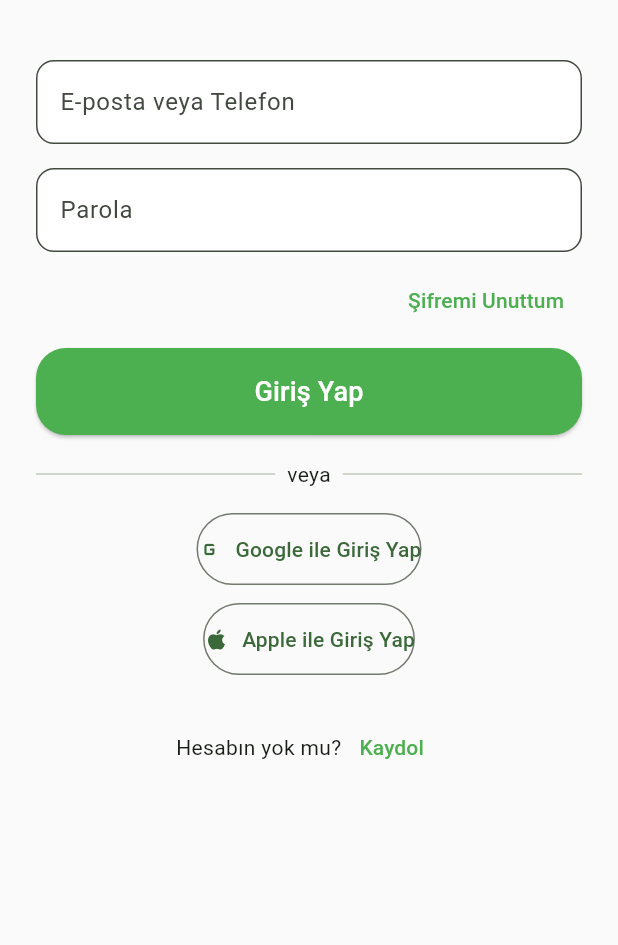
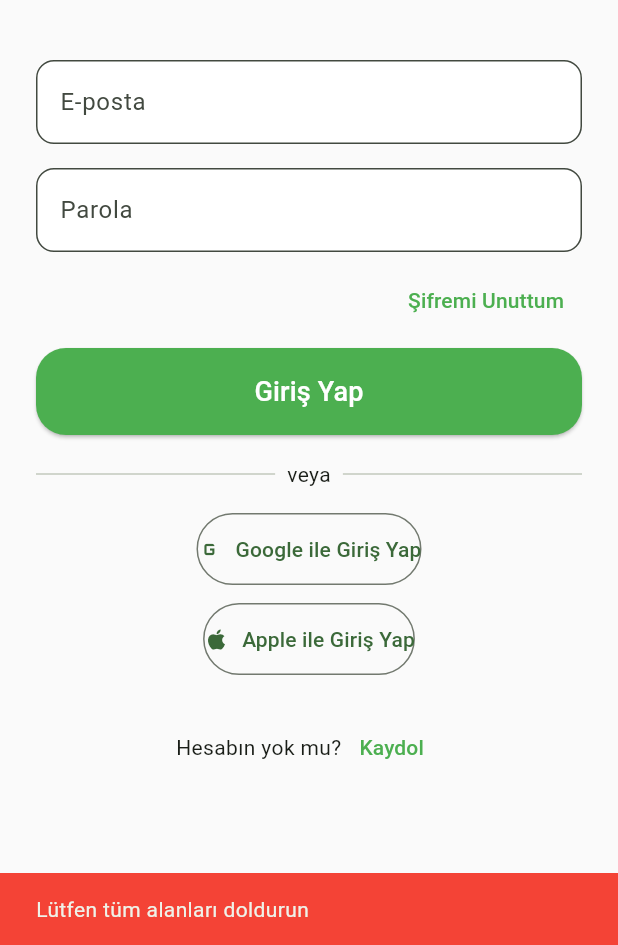
Before and after one commit to gangofthreee/tarladan, a Flutter app: the LoginPage screen opened by its route, after a tap on "Giriş Yap", on a phone screen of 412 x 824 dp, the part 291-1236 px from its top. Run offline on Flutter 3.47's test engine with Material 3 defaults, Android fonts, the phone set to English and light mode, and no system bars; our stand-ins replace image_picker.

Commit message:
login API is connected

```diff
--- a/frontend/lib/config/api_config.dart
+++ b/frontend/lib/config/api_config.dart
@@ -1,28 +1,29 @@
-import 'dart:io';
-import 'package:flutter/foundation.dart';
-
 class ApiConfig {
   static String get baseUrl {
+    // Demo için tüm platformlarda aynı IP kullan
+    return 'http://172.20.10.2:8080';
+
     // Web platform kontrolü
-    if (kIsWeb) {
-      return 'http://localhost:8080';
-    }
+    // if (kIsWeb) {
+    //   return 'http://localhost:8080';
+    // }
 
     // Android emulator
-    if (Platform.isAndroid) {
-      return 'http://10.0.2.2:8080';
-    }
+    // if (Platform.isAndroid) {
+    //   return 'http://10.0.2.2:8080';
+    // }
 
     // iOS simulator veya macOS
-    if (Platform.isIOS || Platform.isMacOS) {
-      return 'http://localhost:8080';
-    }
+    // if (Platform.isIOS || Platform.isMacOS) {
+    //   return 'http://localhost:8080';
+    // }
 
     // Diğer platformlar (Windows, Linux)
-    return 'http://localhost:8080';
+    // return 'http://localhost:8080';
   }
 
   static const String registerEndpoint = '/api/users/register';
+  static const String loginEndpoint = '/api/users/login';
   static const String verifyEndpoint = '/api/users/verify';
   static const String verifyCodeEndpoint = '/api/verification/verifyCode';
   static const String resendCodeEndpoint = '/api/verification/resendCode';
@@ -47,6 +48,7 @@ class ApiConfig {
   static const String getTrucksByTruckerEndpoint = '/truck/get';
 
   static String get registerUrl => '$baseUrl$registerEndpoint';
+  static String get loginUrl => '$baseUrl$loginEndpoint';
   static String get verifyUrl => '$baseUrl$verifyEndpoint';
   static String get verifyCodeUrl => '$baseUrl$verifyCodeEndpoint';
   static String resendCodeUrl(String email) =>
--- a/frontend/lib/main.dart
+++ b/frontend/lib/main.dart
@@ -23,7 +23,7 @@ class MyApp extends StatelessWidget {
         colorScheme: ColorScheme.fromSeed(seedColor: Colors.green),
         useMaterial3: true,
       ),
-      home: const TruckerMainPage(), // Trucker main page başlangıç
+      home: const LoginPage(), // Login page başlangıç
       routes: {
         '/splash': (context) => const SplashScreen(),
         '/login': (context) => const LoginPage(),
--- a/frontend/lib/screens/login_screen.dart
+++ b/frontend/lib/screens/login_screen.dart
@@ -1,8 +1,110 @@
 import 'package:flutter/material.dart';
+import 'package:http/http.dart' as http;
+import 'dart:convert';
 import 'signup_screen.dart';
+import '../config/api_config.dart';
+import 'Farmer/farmer_main_page.dart';
+import 'Trucker/trucker_main_page.dart';
+import 'Warehouseman/warehouseman_main_page.dart';
+import 'Customer/customer_main_page.dart';
 
-class LoginPage extends StatelessWidget {
+class LoginPage extends StatefulWidget {
   const LoginPage({super.key});
+
+  @override
+  State<LoginPage> createState() => _LoginPageState();
+}
+
+class _LoginPageState extends State<LoginPage> {
+  final TextEditingController _emailController = TextEditingController();
+  final TextEditingController _passwordController = TextEditingController();
+  bool _isLoading = false;
+
+  Future<void> _login() async {
+    if (_emailController.text.isEmpty || _passwordController.text.isEmpty) {
+      _showError('Lütfen tüm alanları doldurun');
+      return;
+    }
+
+    setState(() {
+      _isLoading = true;
+    });
+
+    try {
+      final response = await http.post(
+        Uri.parse(ApiConfig.loginUrl),
+        headers: {'Content-Type': 'application/json'},
+        body: json.encode({
+          'email': _emailController.text.trim(),
+          'password': _passwordController.text,
+        }),
+      );
+
+      if (response.statusCode == 200) {
+        final data = json.decode(response.body);
+        final String role = data['role'];
+
+        if (!mounted) return;
+
+        // Role'e göre yönlendirme
+        switch (role) {
+          case 'FARMER':
+            Navigator.pushReplacement(
+              context,
+              MaterialPageRoute(builder: (context) => const FarmerMainPage()),
+            );
+            break;
+          case 'TRUCKER':
+            Navigator.pushReplacement(
+              context,
+              MaterialPageRoute(builder: (context) => const TruckerMainPage()),
+            );
+            break;
+          case 'CUSTOMER':
+            Navigator.pushReplacement(
+              context,
+              MaterialPageRoute(builder: (context) => const CustomerMainPage()),
+            );
+            break;
+          case 'DEPOT_OWNER':
+            Navigator.pushReplacement(
+              context,
+              MaterialPageRoute(builder: (context) => const WarehousemanMainPage()),
+            );
+            break;
+          default:
+            _showError('Bilinmeyen kullanıcı rolü');
+        }
+      } else {
+        _showError('Giriş başarısız. Lütfen bilgilerinizi kontrol edin.');
+      }
+    } catch (e) {
+      _showError('Bir hata oluştu: $e');
+    } finally {
+      if (mounted) {
+        setState(() {
+          _isLoading = false;
+        });
+      }
+    }
+  }
+
+  void _showError(String message) {
+    if (!mounted) return;
+    ScaffoldMessenger.of(context).showSnackBar(
+      SnackBar(
+        content: Text(message),
+        backgroundColor: Colors.red,
+      ),
+    );
+  }
+
+  @override
+  void dispose() {
+    _emailController.dispose();
+    _passwordController.dispose();
+    super.dispose();
+  }
 
   @override
   Widget build(BuildContext context) {
@@ -25,8 +127,10 @@ class LoginPage extends StatelessWidget {
                 ),
                 const SizedBox(height: 40),
                 TextField(
+                  controller: _emailController,
+                  keyboardType: TextInputType.emailAddress,
                   decoration: InputDecoration(
-                    hintText: 'E-posta veya Telefon',
+                    hintText: 'E-posta',
                     border: OutlineInputBorder(
                       borderRadius: BorderRadius.circular(12),
                     ),
@@ -36,6 +140,7 @@ class LoginPage extends StatelessWidget {
                 ),
                 const SizedBox(height: 16),
                 TextField(
+                  controller: _passwordController,
                   obscureText: true,
                   decoration: InputDecoration(
                     hintText: 'Parola',
@@ -68,11 +173,20 @@ class LoginPage extends StatelessWidget {
                         borderRadius: BorderRadius.circular(20),
                       ),
                     ),
-                    onPressed: () {},
-                    child: const Text(
-                      'Giriş Yap',
-                      style: TextStyle(fontSize: 18, color: Colors.white),
-                    ),
+                    onPressed: _isLoading ? null : _login,
+                    child: _isLoading
+                        ? const SizedBox(
+                            height: 20,
+                            width: 20,
+                            child: CircularProgressIndicator(
+                              color: Colors.white,
+                              strokeWidth: 2,
+                            ),
+                          )
+                        : const Text(
+                            'Giriş Yap',
+                            style: TextStyle(fontSize: 18, color: Colors.white),
+                          ),
                   ),
                 ),
                 const SizedBox(height: 16),
```
Also changed, not shown: 3 other files.
